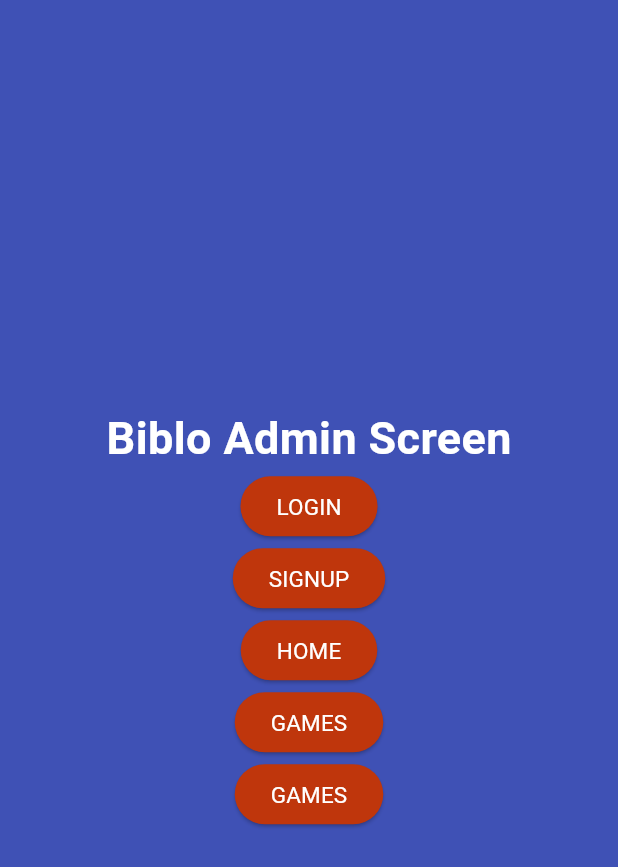
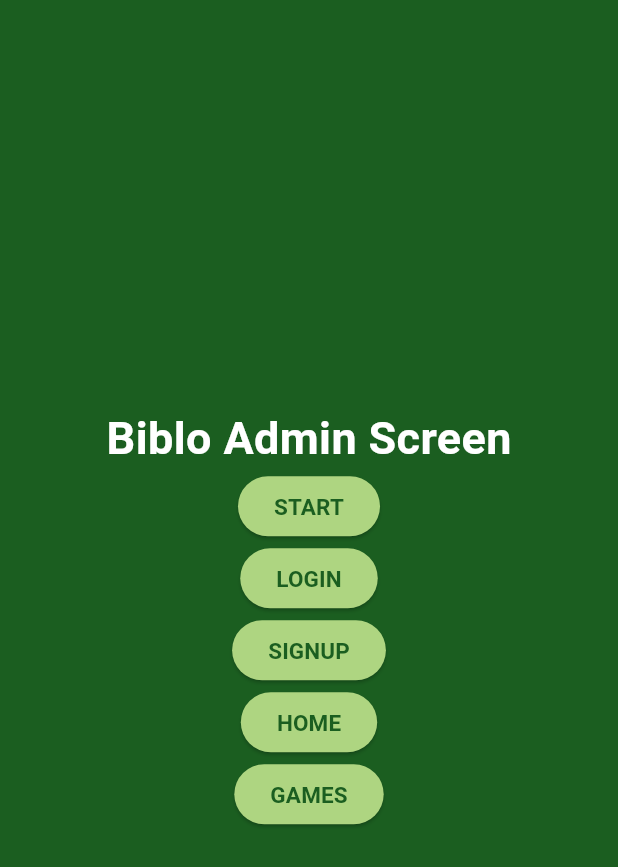
Before and after one commit to SrishtiSaurav22/biblo, a Flutter app: the screen it shows after launch, on a phone screen of 412 x 824 dp. Shown: the top 867 px of the screen. Run offline on Flutter 3.47's test engine with Material 3 defaults, Android fonts, the phone set to English and light mode, and no system bars.

Commit message:
applied OOP concepts to admin.dart, cleaer code

```diff
--- a/frontend/lib/admin.dart
+++ b/frontend/lib/admin.dart
@@ -1,4 +1,48 @@
+import 'theme.dart';
 import 'package:flutter/material.dart';
+
+class AdminScreenButton extends StatelessWidget {
+
+  // final = value is assigned once, never reassigned
+  final String route;
+  final String title;
+
+  /*
+  When all properties of a widget are final, the widget's value
+  is completely fixed at creation time and will never change.
+  Dart can then create it at compile time instead of runtime —
+  meaning it's built before the app even runs.
+
+  The const keyword on the constructor is how you tell Dart:
+  "all the values in this widget are fixed, you can build
+  this ahead of time."
+   */
+  const AdminScreenButton({
+    super.key,
+    required this.route,
+    required this.title
+  });
+
+  @override
+  Widget build(BuildContext context) {
+    return  ElevatedButton(
+        onPressed: () {
+          Navigator.pushNamed(context, route);
+        },
+        style: ButtonStyle(
+            backgroundColor: WidgetStatePropertyAll(secondaryColor)
+        ),
+        child: Text(
+          title,
+          style: TextStyle(
+              color: buttonTextColor,
+              fontWeight: FontWeight.bold,
+              fontSize: 15
+          ),
+        )
+    );
+  }
+}
 
 class AdminScreen extends StatelessWidget {
   const AdminScreen({super.key});
@@ -6,7 +50,7 @@ class AdminScreen extends StatelessWidget {
   @override
   Widget build(BuildContext context) {
     return Scaffold(
-        backgroundColor: Colors.indigo,
+        backgroundColor: primaryColor,
         body: Center(
             child: Column(
                 mainAxisAlignment: MainAxisAlignment.center,
@@ -16,102 +60,26 @@ class AdminScreen extends StatelessWidget {
                   Text(
                     'Biblo Admin Screen',
                     style: TextStyle(
-                        color: Colors.white,
+                        color: textColor,
                         fontWeight: FontWeight.bold,
                         fontSize: 30
                     ),
                   ),
 
+                  // START BUTTON
+                  const AdminScreenButton(route: '/start', title: 'START'),
+
                   // LOGIN BUTTON
-                  ElevatedButton(
-                      onPressed: () {
-                        Navigator.pushNamed(context, '/login');
-                      },
-                      style: ButtonStyle(
-                          backgroundColor: WidgetStatePropertyAll(Colors.deepOrange.shade900)
-                      ),
-                      child: Text(
-                        'LOGIN',
-                        style: TextStyle(
-                            color: Colors.white,
-                            fontWeight: FontWeight.normal,
-                            fontSize: 15
-                        ),
-                      )
-                  ),
+                  const AdminScreenButton(route: '/login', title: 'LOGIN'),
 
                   // SIGNUP BUTTON
-                  ElevatedButton(
-                      onPressed: () {
-                        Navigator.pushNamed(context, '/signup');
-                      },
-                      style: ButtonStyle(
-                          backgroundColor: WidgetStatePropertyAll(Colors.deepOrange.shade900)
-                      ),
-                      child: Text(
-                        'SIGNUP',
-                        style: TextStyle(
-                            color: Colors.white,
-                            fontWeight: FontWeight.normal,
-                            fontSize: 15
-                        ),
-                      )
-                  ),
+                  const AdminScreenButton(route: '/signup', title: 'SIGNUP'),
 
                   // HOME BUTTON
-                  // SIGNUP BUTTON
-                  ElevatedButton(
-                      onPressed: () {
-                        Navigator.pushNamed(context, '/home');
-                      },
-                      style: ButtonStyle(
-                          backgroundColor: WidgetStatePropertyAll(Colors.deepOrange.shade900)
-                      ),
-                      child: Text(
-                        'HOME',
-                        style: TextStyle(
-                            color: Colors.white,
-                            fontWeight: FontWeight.normal,
-                            fontSize: 15
-                        ),
-                      )
-                  ),
+                  const AdminScreenButton(route: '/home', title: 'HOME'),
 
                   // GAMES BUTTON
-                  ElevatedButton(
-                      onPressed: () {
-                        Navigator.pushNamed(context, '/games');
-                      },
-                      style: ButtonStyle(
-                          backgroundColor: WidgetStatePropertyAll(Colors.deepOrange.shade900)
-                      ),
-                      child: Text(
-                        'GAMES',
-                        style: TextStyle(
-                            color: Colors.white,
-                            fontWeight: FontWeight.normal,
-                            fontSize: 15
-                        ),
-                      )
-                  ),
-
-                  // SIGNUP BUTTON
-                  ElevatedButton(
-                      onPressed: () {
-                        Navigator.pushNamed(context, '/games');
-                      },
-                      style: ButtonStyle(
-                          backgroundColor: WidgetStatePropertyAll(Colors.deepOrange.shade900)
-                      ),
-                      child: Text(
-                        'GAMES',
-                        style: TextStyle(
-                            color: Colors.white,
-                            fontWeight: FontWeight.normal,
-                            fontSize: 15
-                        ),
-                      )
-                  )
+                  const AdminScreenButton(route: '/games', title: 'GAMES')
                 ]
             )
         )
--- /dev/null
+++ b/frontend/lib/theme.dart
@@ -0,0 +1,6 @@
+import 'package:flutter/material.dart';
+
+var primaryColor=Colors.green.shade900;
+var secondaryColor=Colors.lightGreen.shade300;
+var textColor=Colors.white;
+var buttonTextColor=Colors.green.shade900;
```
